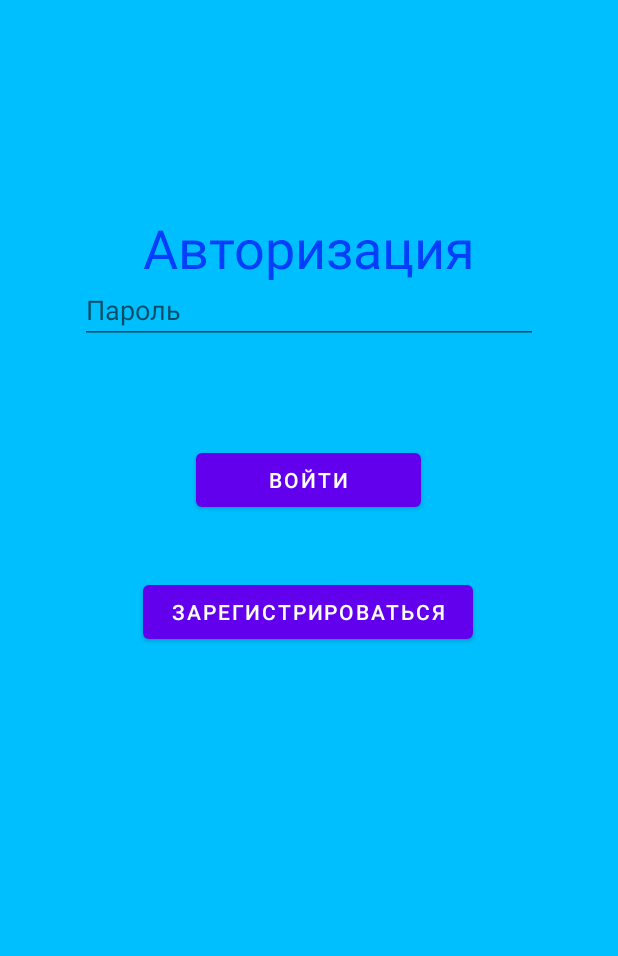
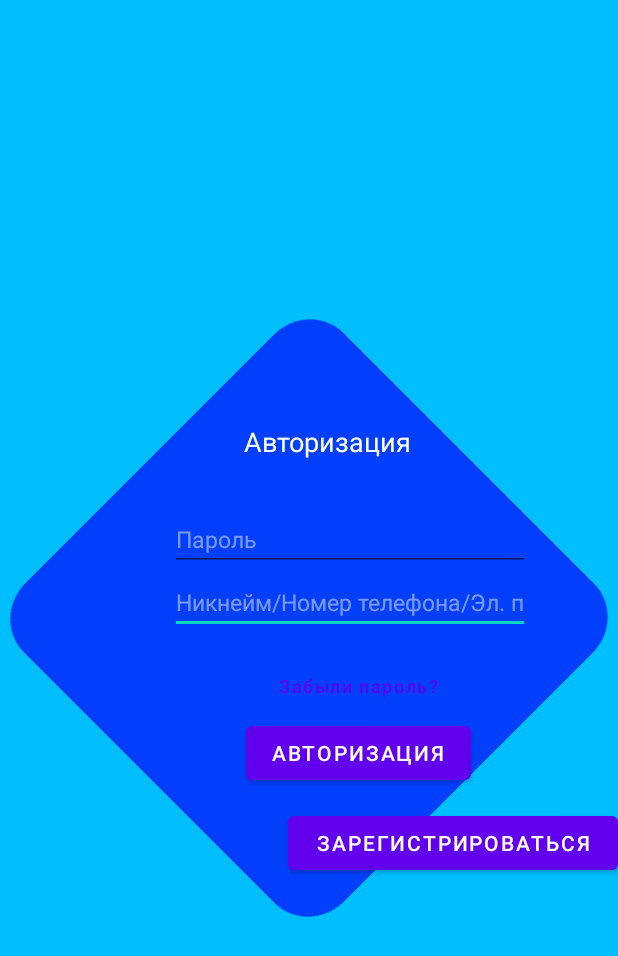
Before and after one commit to romka-best/NeoBrain_App, an Android app: the layout auth_controller.xml on its own in the app's theme, with its tools: preview values and no code run, on a phone screen of 412 x 824 dp. Shown: the top 956 px of the screen. Run offline under Robolectric (Android 15) with nearby library versions, the phone set to English and light mode, and no system bars.

Commit message:
Add new classes and res. Update layouts. Add EN

```diff
--- a/app/src/main/java/com/example/neobrain/API/APIService.java
+++ b/app/src/main/java/com/example/neobrain/API/APIService.java
@@ -16,7 +16,7 @@ import retrofit2.http.Query;
 public interface APIService {
 
     @GET("/{nickname}{format}")
-    Call<List<UserModel>> getUser(
+    Call<UserModel> getUser(
             @Path("nickname") String nickname,
             @Path("format") String format);
 
--- a/app/src/main/java/com/example/neobrain/DataManager.java
+++ b/app/src/main/java/com/example/neobrain/DataManager.java
@@ -23,7 +23,7 @@ public class DataManager {
         return instance;
     }
 
-    public Call<List<UserModel>> getUser(String nickname){
+    public Call<UserModel> getUser(String nickname){
         return mAPIService.getUser(
                 nickname,
                 APIConfig.FORMAT
--- /dev/null
+++ b/app/src/main/res/drawable/square.xml
@@ -0,0 +1,24 @@
+<?xml version="1.0" encoding="utf-8"?>
+<vector
+    xmlns:android="http://schemas.android.com/apk/res/android"
+    xmlns:aapt="http://schemas.android.com/aapt"
+    android:width="200dp"
+    android:height="200dp"
+    android:viewportWidth="363.94"
+    android:viewportHeight="372.66"
+    >
+
+    <group>
+
+        <clip-path
+            android:pathData="M40 0H323.939C346.031 0 363.939 17.9086 363.939 40V332.657C363.939 354.748 346.031 372.657 323.939 372.657H40C17.9086 372.657 0 354.748 0 332.657V40C0 17.9086 17.9086 0 40 0Z"
+            />
+
+        <path
+            android:pathData="M0 0V372.657H363.939V0"
+            android:fillColor="@color/colorPrimaryDark"
+            />
+
+    </group>
+
+</vector>
--- a/app/src/main/res/layout/activity_main.xml
+++ b/app/src/main/res/layout/activity_main.xml
@@ -1,8 +1,8 @@
 <?xml version="1.0" encoding="utf-8"?>
 <androidx.coordinatorlayout.widget.CoordinatorLayout
     xmlns:android="http://schemas.android.com/apk/res/android"
-    xmlns:app="http://schemas.android.com/apk/res-auto"
     xmlns:tools="http://schemas.android.com/tools"
+    android:id="@+id/container"
     android:layout_width="match_parent"
     android:layout_height="match_parent"
     android:fitsSystemWindows="true"
--- a/app/src/main/res/layout/auth_controller.xml
+++ b/app/src/main/res/layout/auth_controller.xml
@@ -5,72 +5,102 @@
     android:layout_width="match_parent"
     android:layout_height="match_parent">
 
+    <View
+        android:id="@+id/square"
+        android:layout_width="0dp"
+        android:layout_height="300dp"
+        android:layout_alignParentTop="true"
+        android:layout_marginStart="55dp"
+        android:layout_marginEnd="55dp"
+        android:background="@drawable/square"
+        android:rotation="-45"
+        app:layout_constraintBottom_toBottomOf="parent"
+        app:layout_constraintEnd_toEndOf="parent"
+        app:layout_constraintHorizontal_bias="1.0"
+        app:layout_constraintStart_toStartOf="parent"
+        app:layout_constraintTop_toTopOf="parent" />
+
     <TextView
         android:id="@+id/textAuth"
         android:layout_width="wrap_content"
         android:layout_height="wrap_content"
-        android:layout_marginTop="140dp"
-        android:layout_marginBottom="39dp"
-        android:text="@string/textAuth"
+        android:layout_marginTop="20dp"
+        android:text="@string/auth"
         android:textAppearance="@style/textAuth"
-        android:textColor="@color/colorPrimaryDark"
-        app:layout_constraintBottom_toTopOf="@+id/login"
+        android:textColor="@color/colorText"
+        android:textSize="18sp"
         app:layout_constraintEnd_toEndOf="parent"
+        app:layout_constraintHorizontal_bias="0.543"
         app:layout_constraintStart_toStartOf="parent"
-        app:layout_constraintTop_toTopOf="parent" />
+        app:layout_constraintTop_toTopOf="@+id/square" />
 
     <EditText
         android:id="@+id/login"
-        android:layout_width="305dp"
+        android:layout_width="240dp"
         android:layout_height="wrap_content"
-        android:layout_marginTop="219dp"
-        android:layout_marginBottom="102dp"
-        android:autofillHints="@string/textAuthLoginNumberEmail"
         android:ems="10"
-        android:hint="@string/textAuthLoginNumberEmail"
+        android:hint="@string/hint_username"
         android:inputType="textPersonName"
-        app:layout_constraintBottom_toTopOf="@+id/authButton"
+        android:textColor="@color/colorText"
+        android:textColorHint="#80F6F6F6"
+        android:textSize="15sp"
         app:layout_constraintEnd_toEndOf="parent"
+        app:layout_constraintHorizontal_bias="0.66"
         app:layout_constraintStart_toStartOf="parent"
-        app:layout_constraintTop_toTopOf="parent" />
+        app:layout_constraintTop_toBottomOf="@+id/password" />
 
     <EditText
         android:id="@+id/password"
-        android:layout_width="305dp"
+        android:layout_width="240dp"
         android:layout_height="wrap_content"
-        android:layout_marginBottom="389dp"
+        android:layout_marginTop="32dp"
         android:ems="10"
-        android:hint="@string/textAuthPassword"
+        android:hint="@string/hint_password"
         android:inputType="textPassword"
-        app:layout_constraintBottom_toBottomOf="parent"
+        android:textColor="@color/colorText"
+        android:textColorHint="#80F6F6F6"
+        android:textSize="15sp"
         app:layout_constraintEnd_toEndOf="parent"
+        app:layout_constraintHorizontal_bias="0.66"
         app:layout_constraintStart_toStartOf="parent"
-        app:layout_constraintTop_toBottomOf="@+id/login"
-        app:layout_constraintVertical_bias="0.0" />
+        app:layout_constraintTop_toBottomOf="@+id/textAuth" />
+
+    <com.google.android.material.button.MaterialButton
+        android:id="@+id/cancel_button"
+        style="@style/Widget.MaterialComponents.Button.TextButton"
+        android:layout_width="150dp"
+        android:layout_height="41dp"
+        android:text="Забыли пароль?"
+        android:textAllCaps="false"
+        android:textSize="12sp"
+        app:layout_constraintBottom_toTopOf="@+id/authButton"
+        app:layout_constraintEnd_toEndOf="parent"
+        app:layout_constraintHorizontal_bias="0.626"
+        app:layout_constraintStart_toStartOf="parent" />
 
     <Button
         android:id="@+id/authButton"
         android:layout_width="150dp"
         android:layout_height="wrap_content"
-        android:layout_marginTop="296dp"
-        android:text="@string/textAuthEntry"
+        android:layout_marginBottom="36dp"
+        android:text="@string/auth"
         android:textColor="@color/colorText"
         android:visibility="visible"
+        app:layout_constraintBottom_toBottomOf="@+id/square"
         app:layout_constraintEnd_toEndOf="parent"
-        app:layout_constraintHorizontal_bias="0.498"
-        app:layout_constraintStart_toStartOf="parent"
-        app:layout_constraintTop_toTopOf="parent" />
+        app:layout_constraintHorizontal_bias="0.626"
+        app:layout_constraintStart_toStartOf="parent" />
 
     <Button
         android:id="@+id/regButton"
         android:layout_width="220dp"
         android:layout_height="wrap_content"
-        android:layout_marginTop="40dp"
+        android:layout_marginTop="12dp"
 
-        android:text="@string/textReg2"
+        android:text="@string/reg2"
         android:textColor="@color/colorText"
         app:layout_constraintEnd_toEndOf="parent"
-        app:layout_constraintHorizontal_bias="0.497"
+        app:layout_constraintHorizontal_bias="1.0"
         app:layout_constraintStart_toStartOf="parent"
         app:layout_constraintTop_toBottomOf="@+id/authButton" />
 
--- a/app/src/main/res/layout/controller_home.xml
+++ b/app/src/main/res/layout/start_controller.xml
@@ -4,5 +4,5 @@
     xmlns:tools="http://schemas.android.com/tools"
     android:layout_width="match_parent"
     android:layout_height="match_parent"
-    android:background="#6B5EFE">
-</androidx.constraintlayout.widget.ConstraintLayout>
+    android:background="@android:color/white"
+    />
--- a/app/src/main/res/values/strings.xml
+++ b/app/src/main/res/values/strings.xml
@@ -1,15 +1,14 @@
 <resources>
     <string name="app_name">NeoBrain</string>
-    <string name="textAuth">Авторизация</string>
-    <string name="textAuthLoginNumberEmail">Логин/Номер телефона/Эл. почта</string>
-    <string name="textAuthPassword">Пароль</string>
-    <string name="textAuthEntry">Войти</string>
-    <string name="textReg">Регистрация</string>
-    <string name="textReg2">Зарегистрироваться</string>
-    <string name="textName">Имя</string>
-    <string name="textSurname">Фамилия</string>
-    <string name="textNickname">Никнейм</string>
-    <string name="textPassword">Пароль</string>
-    <string name="textPasswordRepeat">Повторение пароля</string>
-    <string name="textNumber">Номер телефона</string>
+    <string name="auth">Авторизация</string>
+    <string name="hint_username">Никнейм/Номер телефона/Эл. почта</string>
+    <string name="hint_password">Пароль</string>
+    <string name="entry">Войти</string>
+    <string name="reg">Регистрация</string>
+    <string name="reg2">Зарегистрироваться</string>
+    <string name="hint_name">Имя</string>
+    <string name="hint_surname">Фамилия</string>
+    <string name="hint_nickname">Никнейм</string>
+    <string name="hint_password_repeat">Повторение пароля</string>
+    <string name="hint_number">Номер телефона</string>
 </resources>
```
Also changed, not shown: app/src/main/java/com/example/neobrain/AuthController.java (+46 -17 lines), app/src/main/java/com/example/neobrain/RegController.java (+85 -9 lines), app/src/main/java/com/example/neobrain/StartController.java (added, +21 -0 lines), app/src/main/res/drawable/auth_button.xml (deleted, +0 -14 lines), app/src/main/res/layout/reg_controller.xml (+8 -9 lines), 1 other file.
